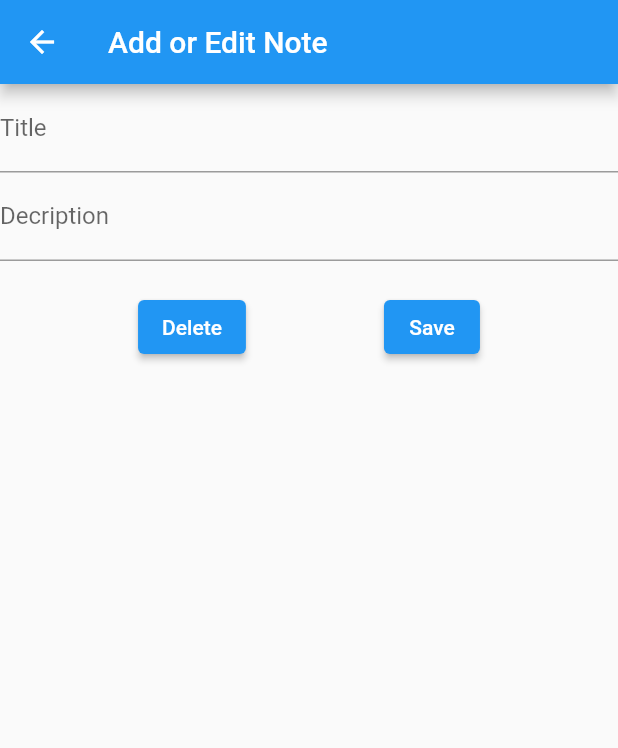
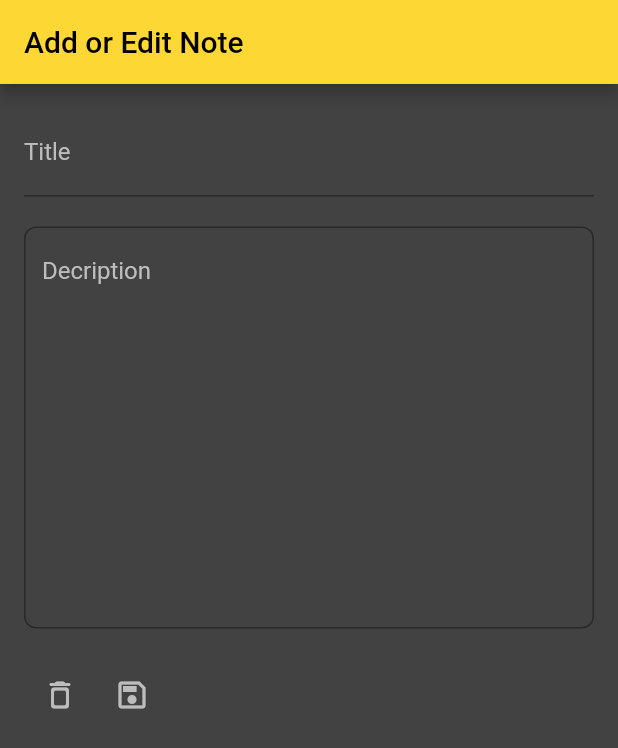
Before and after one commit to Aerglo/Notepad, a Flutter app: the screen it shows after launch, after a tap on the "add" icon, on a phone screen of 412 x 824 dp. Shown: the top 748 px of the screen. Run offline on Flutter 3.47's test engine with Material 2 defaults, Android fonts, the phone set to English and light mode, and no system bars; our stand-ins replace sqflite; accounts and stored records are empty.

Commit message:
enable viewing ability for texts, also overflow of desciption are in control now

```diff
--- a/lib/main.dart
+++ b/lib/main.dart
@@ -54,8 +54,15 @@ class _MyFirstPageState extends State<MyFirstPage> {
   @override
   Widget build(BuildContext context) {
     return Scaffold(
+      backgroundColor: Colors.grey.shade800,
       appBar: AppBar(
-        title: const Text('Notes'),
+        title: const Text(
+          'Notes',
+          style: TextStyle(
+            color: Colors.black87,
+          ),
+        ),
+        backgroundColor: Colors.yellow.shade600,
       ),
       body: FutureBuilder(
         future: NotesDatabases.instance.readAllNotes(),
@@ -84,11 +91,27 @@ class _MyFirstPageState extends State<MyFirstPage> {
                             );
                             refreshNotes();
                           },
-                          child: Card(
-                            child: Column(
-                              children: [
-                                Text(notes[index].title!),
-                              ],
+                          child: Padding(
+                            padding: const EdgeInsets.fromLTRB(
+                              8.0,
+                              6.0,
+                              8.0,
+                              0,
+                            ),
+                            child: Card(
+                              color: Colors.grey.shade300,
+                              shape: RoundedRectangleBorder(
+                                borderRadius: BorderRadius.circular(10),
+                              ),
+                              elevation: 3,
+                              child: ListTile(
+                                title: Text(notes[index].title!),
+                                subtitle: Text(
+                                  notes[index].description!,
+                                  maxLines: 1,
+                                  overflow: TextOverflow.ellipsis,
+                                ),
+                              ),
                             ),
                           ),
                         );
@@ -106,7 +129,11 @@ class _MyFirstPageState extends State<MyFirstPage> {
           );
           refreshNotes();
         },
-        child: const Icon(Icons.add),
+        backgroundColor: Colors.yellow.shade600,
+        child: const Icon(
+          Icons.add,
+          color: Colors.black87,
+        ),
       ),
     );
   }
--- a/lib/pages/view.dart
+++ b/lib/pages/view.dart
@@ -11,10 +11,12 @@ class UpdateNote extends StatefulWidget {
 }
 
 class _UpdateNoteState extends State<UpdateNote> {
-  @override
+  bool temp = false;
   final _formkey = GlobalKey<FormState>();
   late String title;
   late String description;
+
+  @override
   void initState() {
     title = widget.notes?.title ?? '';
     description = widget.notes?.description ?? '';
@@ -24,10 +26,12 @@ class _UpdateNoteState extends State<UpdateNote> {
   void addOrUpdateNote() async {
     final isValid = _formkey.currentState!.validate();
     final isUpdating = widget.notes != null;
+    if (isValid) {
       if (isUpdating) {
         await updateNote();
       } else {
         await addNote();
+      }
     }
   }
 
@@ -61,19 +65,39 @@ class _UpdateNoteState extends State<UpdateNote> {
 
   @override
   Widget build(BuildContext context) {
+    bool isEditing = widget.notes == null;
     return Scaffold(
+      backgroundColor: Colors.grey.shade800,
       appBar: AppBar(
-        title: const Text('Add or Edit Note'),
+        title: const Text(
+          'Add or Edit Note',
+          style: TextStyle(
+            color: Colors.black,
           ),
-      body: Form(
+        ),
+        backgroundColor: Colors.yellow.shade600,
+        automaticallyImplyLeading: false,
+      ),
+      body: isEditing || temp
+          ? Form(
               key: _formkey,
+              child: Padding(
+                padding: const EdgeInsets.all(16.0),
                 child: SingleChildScrollView(
                   child: Column(
                     children: <Widget>[
                       TextFormField(
                         initialValue: title,
-                decoration: const InputDecoration(
-                  label: Text('Title'),
+                        style: TextStyle(
+                          color: Colors.grey.shade400,
+                        ),
+                        decoration: InputDecoration(
+                          label: Text(
+                            'Title',
+                            style: TextStyle(
+                              color: Colors.grey.shade400,
+                            ),
+                          ),
                         ),
                         validator: (title) => title != null && title.isEmpty
                             ? 'Value should not be empty'
@@ -84,11 +108,25 @@ class _UpdateNoteState extends State<UpdateNote> {
                           });
                         },
                       ),
+                      const SizedBox(height: 20),
                       TextFormField(
+                        style: TextStyle(
+                          color: Colors.grey.shade400,
+                        ),
+                        textAlignVertical: TextAlignVertical.top,
                         initialValue: description,
-                decoration: const InputDecoration(
-                  label: Text('Decription'),
+                        decoration: InputDecoration(
+                          border: OutlineInputBorder(
+                            borderSide: BorderSide(color: Colors.grey.shade400),
+                            borderRadius: BorderRadius.circular(8),
                           ),
+                          alignLabelWithHint: true,
+                          label: Text(
+                            'Decription',
+                            style: TextStyle(color: Colors.grey.shade400),
+                          ),
+                        ),
+                        maxLines: 12,
                         validator: (descripton) =>
                             description != null && description.isEmpty
                                 ? 'Value should not be empty'
@@ -99,25 +137,28 @@ class _UpdateNoteState extends State<UpdateNote> {
                           });
                         },
                       ),
-              const SizedBox(
-                height: 20,
-              ),
+                      const SizedBox(height: 20),
                       Row(
-                mainAxisAlignment: MainAxisAlignment.spaceEvenly,
                         children: <Widget>[
-                  ElevatedButton(
+                          IconButton(
                             onPressed: () {
                               deleteNote();
                               Navigator.pop(context);
                             },
-                    child: const Text('Delete'),
+                            icon: Icon(
+                              Icons.delete_outline_rounded,
+                              color: Colors.grey.shade400,
                             ),
-                  ElevatedButton(
+                          ),
+                          IconButton(
                             onPressed: () async {
                               addOrUpdateNote();
                               Navigator.pop(context);
                             },
-                    child: const Text('Save'),
+                            icon: Icon(
+                              Icons.save_outlined,
+                              color: Colors.grey.shade400,
+                            ),
                           )
                         ],
                       ),
@@ -125,6 +166,60 @@ class _UpdateNoteState extends State<UpdateNote> {
                   ),
                 ),
               ),
+            )
+          : Padding(
+              padding: const EdgeInsets.fromLTRB(16.0, 32.0, 16.0, 16.0),
+              child: Column(
+                crossAxisAlignment: CrossAxisAlignment.start,
+                children: <Widget>[
+                  Text(
+                    widget.notes!.title!,
+                    style: TextStyle(
+                      fontWeight: FontWeight.bold,
+                      color: Colors.grey.shade400,
+                      fontSize: 28,
+                    ),
+                  ),
+                  const SizedBox(
+                    height: 40,
+                  ),
+                  Text(
+                    widget.notes!.description!,
+                    style: TextStyle(
+                      // fontWeight: FontWeight.bold,
+                      color: Colors.grey.shade400,
+                      fontSize: 18,
+                    ),
+                  ),
+                  const SizedBox(height: 20),
+                  Row(
+                    children: <Widget>[
+                      IconButton(
+                        onPressed: () {
+                          deleteNote();
+                          Navigator.pop(context);
+                        },
+                        icon: Icon(
+                          Icons.delete_outline_rounded,
+                          color: Colors.grey.shade400,
+                        ),
+                      ),
+                      IconButton(
+                        onPressed: () {
+                          setState(() {
+                            temp = true;
+                          });
+                        },
+                        icon: Icon(
+                          Icons.edit_outlined,
+                          color: Colors.grey.shade400,
+                        ),
+                      )
+                    ],
+                  ),
+                ],
+              ),
+            ),
     );
   }
 }
```
Lines whose indentation alone changed are shown as unchanged.
